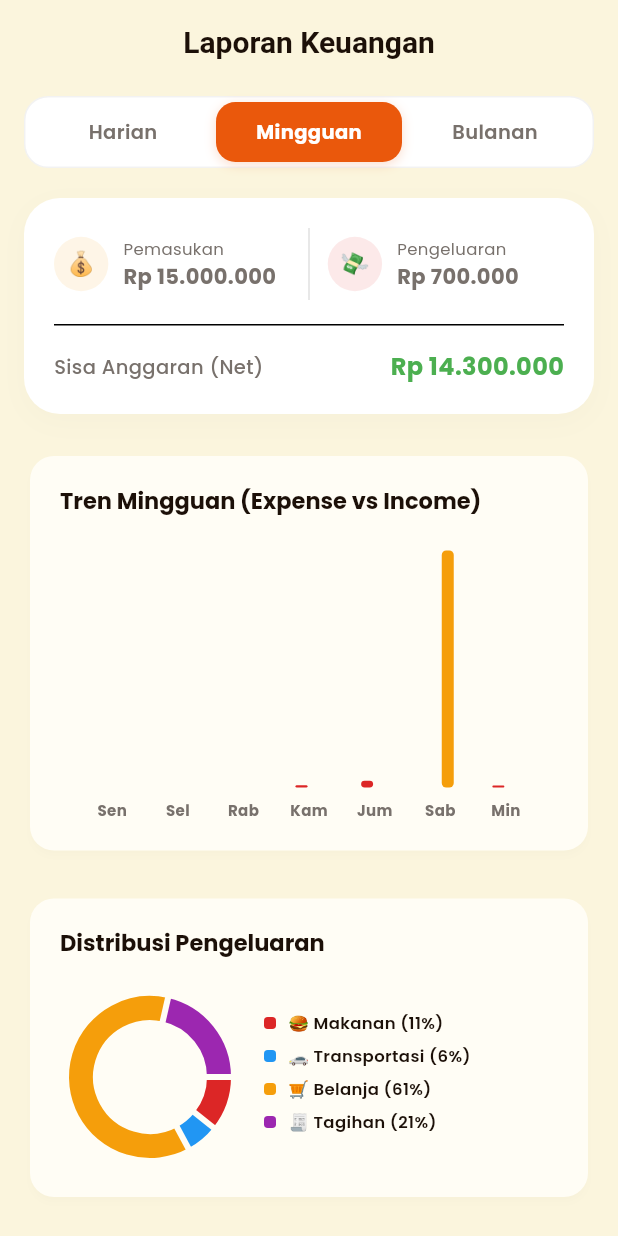
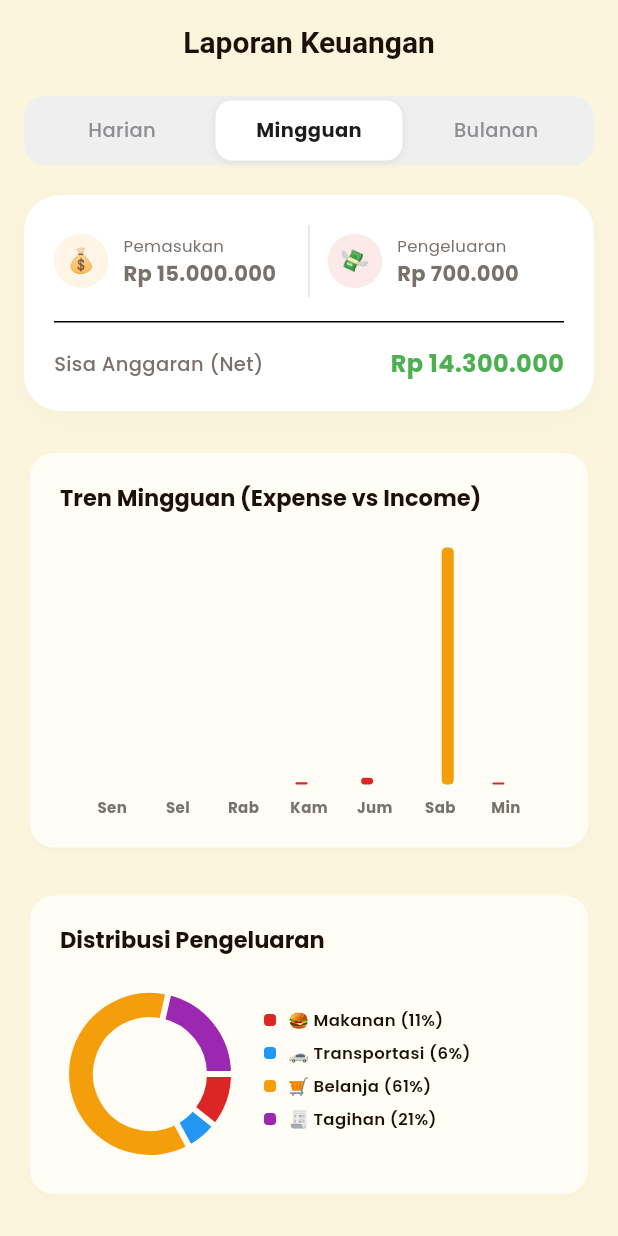
Before and after one commit to Umam07/Uangku, a Flutter app: the ReportScreen screen opened directly, on a phone screen of 412 x 824 dp. Run offline on Flutter 3.47's test engine with Material 3 defaults, Android fonts, the phone set to English and light mode, and no system bars; drawn by our look-alikes of fl_chart; our stand-ins replace google_fonts, shared_preferences; accounts and stored records are empty.

Commit message:
style: change period selector tab to iOS Segmented Control style in Report screen

```diff
--- a/lib/screens/report_screen.dart
+++ b/lib/screens/report_screen.dart
@@ -709,14 +709,11 @@ class _ReportScreenState extends State<ReportScreen> {
     final periods = ['Harian', 'Mingguan', 'Bulanan'];
     return Container(
       width: double.infinity,
-      height: 48,
+      height: 46,
       padding: const EdgeInsets.all(3),
       decoration: BoxDecoration(
-        color: isDark ? AppColors.surfaceDark : Colors.white,
-        borderRadius: BorderRadius.circular(16),
-        border: Border.all(
-          color: (isDark ? Colors.white : Colors.black).withValues(alpha: 0.05),
-        ),
+        color: isDark ? const Color(0xFF1C1C1E) : const Color(0xFFEFEFF0),
+        borderRadius: BorderRadius.circular(14),
       ),
       child: Row(
         children: periods.map((period) {
@@ -732,14 +729,16 @@ class _ReportScreenState extends State<ReportScreen> {
               child: AnimatedContainer(
                 duration: const Duration(milliseconds: 200),
                 decoration: BoxDecoration(
-                  borderRadius: BorderRadius.circular(13),
-                  color: isSelected ? AppColors.primary : Colors.transparent,
+                  borderRadius: BorderRadius.circular(11),
+                  color: isSelected
+                      ? (isDark ? Colors.white.withValues(alpha: 0.12) : Colors.white)
+                      : Colors.transparent,
                   boxShadow: isSelected
                       ? [
                           BoxShadow(
-                            color: AppColors.primary.withValues(alpha: 0.2),
-                            blurRadius: 6,
-                            offset: const Offset(0, 2),
+                            color: Colors.black.withValues(alpha: isDark ? 0.15 : 0.06),
+                            blurRadius: 4,
+                            offset: const Offset(0, 1.5),
                           )
                         ]
                       : null,
@@ -749,10 +748,10 @@ class _ReportScreenState extends State<ReportScreen> {
                   period,
                   style: TextStyle(
                     fontSize: 13,
-                    fontWeight: isSelected ? FontWeight.bold : FontWeight.w600,
+                    fontWeight: isSelected ? FontWeight.bold : FontWeight.w500,
                     color: isSelected
-                        ? Colors.white
-                        : (isDark ? AppColors.textSecondaryDark : AppColors.textSecondary),
+                        ? (isDark ? Colors.white : const Color(0xFF1C1C1E))
+                        : const Color(0xFF8E8E93),
                   ),
                 ),
               ),
```
